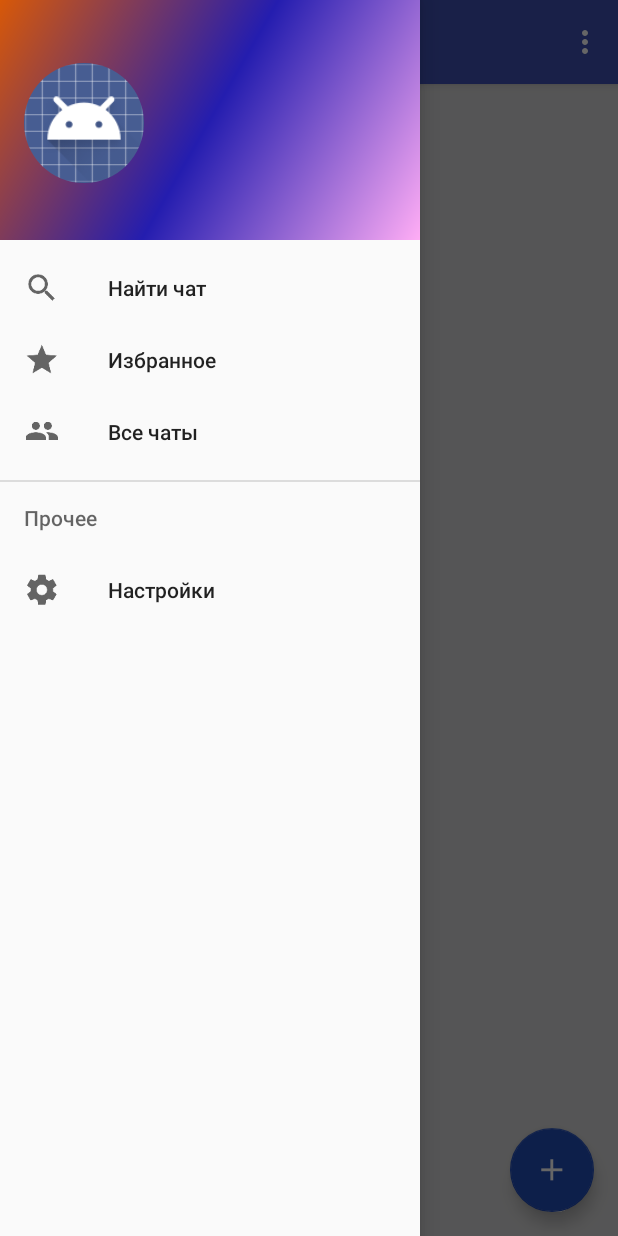
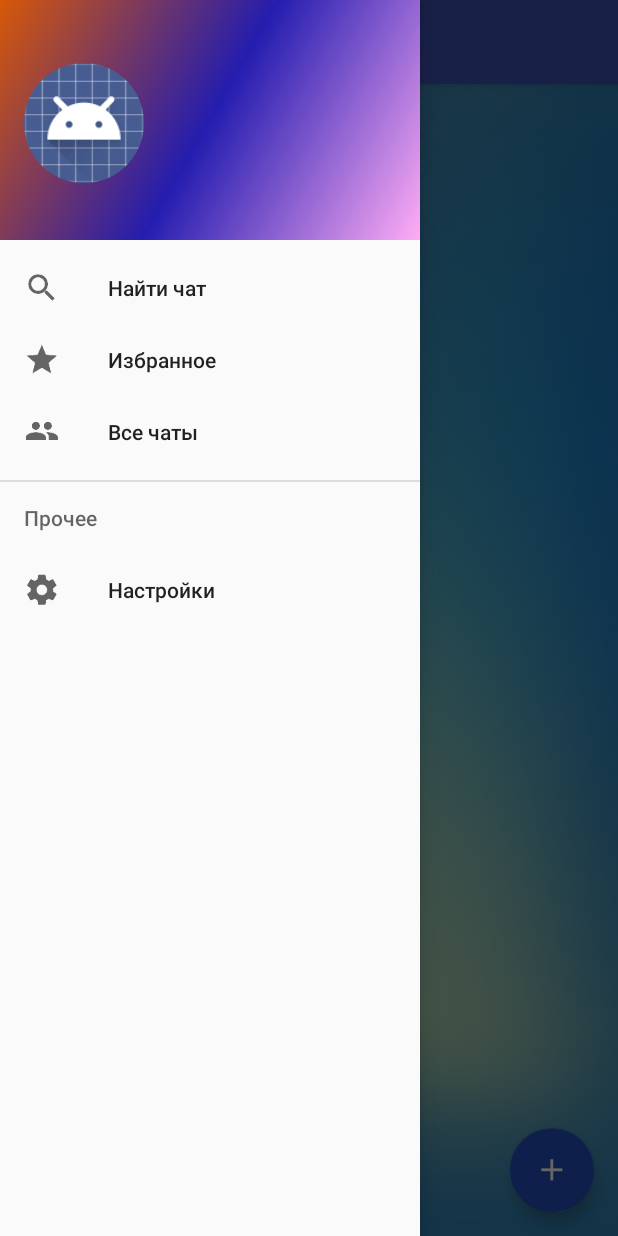
Before and after one commit to DSemk/SilentChat, an Android app: the screen it shows after launch once a user with an empty profile is signed in (MainActivity), with the side drawer open, on a phone screen of 412 x 824 dp. Run offline under Robolectric (Android 15) with nearby library versions, the phone set to English and light mode, and no system bars; our stand-ins replace CircleImageView, Firebase (no records; nobody signed in at launch, a user with empty details on screens opened directly); pictures from the network do not load; 7 statements that could not run were skipped.

Commit message:
add function & fix bugs

```diff
--- a/app/src/main/java/com/example/disemk/silentchat/activitys/MainActivity.java
+++ b/app/src/main/java/com/example/disemk/silentchat/activitys/MainActivity.java
@@ -91,28 +91,28 @@ public class MainActivity extends AppCompatActivity
 
     }
 
-    @Override
-    public boolean onCreateOptionsMenu(Menu menu) {
-        // Inflate the menu; this adds items to the action bar if it is present.
-        getMenuInflater().inflate(R.menu.menu, menu);
-        return true;
-    }
-
-    @Override
-    public boolean onOptionsItemSelected(MenuItem item) {
-        // Handle action bar item clicks here. The action bar will
-        // automatically handle clicks on the Home/Up button, so long
-        // as you specify a parent activity in AndroidManifest.xml.
-        int id = item.getItemId();
-
-        //noinspection SimplifiableIfStatement
-        if (id == R.id.menu_main) {
-            createAlertDialog();
-            return true;
-        }
-
-        return super.onOptionsItemSelected(item);
-    }
+//    @Override
+//    public boolean onCreateOptionsMenu(Menu menu) {
+//        // Inflate the menu; this adds items to the action bar if it is present.
+//        getMenuInflater().inflate(R.menu.menu, menu);
+//        return true;
+//    }
+//
+//    @Override
+//    public boolean onOptionsItemSelected(MenuItem item) {
+//        // Handle action bar item clicks here. The action bar will
+//        // automatically handle clicks on the Home/Up button, so long
+//        // as you specify a parent activity in AndroidManifest.xml.
+//        int id = item.getItemId();
+//
+//        //noinspection SimplifiableIfStatement
+//        if (id == R.id.menu_main) {
+//            createAlertDialog();
+//            return true;
+//        }
+//
+//        return super.onOptionsItemSelected(item);
+//    }
 
     public void createAlertDialog() {
         LayoutInflater layoutInflater = LayoutInflater.from(MainActivity.this);
@@ -185,7 +185,8 @@ public class MainActivity extends AppCompatActivity
             createAlertDialog();
         } else if (id == R.id.nav_all_chats) {
             transaction.remove(roomsFragment);
-//            transaction.commit();
+            // setUserFilterRoom need by is - "" from init all rooms.
+            SingletonCM.getInstance().setUserFilterRoom("");
             transaction.replace(R.id.ma_container, roomsFragment).addToBackStack(null);
         } else if (id == R.id.nav_settings) {
             transaction.replace(R.id.ma_container, settingsFragment).addToBackStack(null);
--- /dev/null
+++ b/app/src/main/java/com/example/disemk/silentchat/activitys/SplashActivity.java
@@ -0,0 +1,21 @@
+package com.example.disemk.silentchat.activitys;
+
+import android.content.Intent;
+import android.os.Bundle;
+import android.support.v7.app.AppCompatActivity;
+
+/**
+ * Created by icoper on 03.02.17.
+ */
+
+public class SplashActivity extends AppCompatActivity {
+
+    @Override
+    protected void onCreate(Bundle savedInstanceState) {
+        super.onCreate(savedInstanceState);
+
+        Intent intent = new Intent(this, SingInActivity.class);
+        startActivity(intent);
+        finish();
+    }
+}
--- a/app/src/main/java/com/example/disemk/silentchat/fragments/ChatFragment.java
+++ b/app/src/main/java/com/example/disemk/silentchat/fragments/ChatFragment.java
@@ -92,6 +92,7 @@ public class ChatFragment extends android.app.Fragment {
 
         mDatabaseReference = FirebaseDatabase.getInstance().getReference();
 
+        SingletonCM.getInstance();
         setmFBAdapterUn();
         setBackground(container);
 
@@ -130,6 +131,7 @@ public class ChatFragment extends android.app.Fragment {
     }
 
     private void setmFBAdapterUn() {
+        mProgressBar.setVisibility(View.GONE);
 
         mFBAdapter = new FirebaseRecyclerAdapter<ChatMessage, FirechatMsgViewHolder>(
                 ChatMessage.class,
@@ -141,7 +143,9 @@ public class ChatFragment extends android.app.Fragment {
             @Override
             protected void populateViewHolder(FirechatMsgViewHolder firechatMsgViewHolder, ChatMessage chatMessage, int i) {
                 mProgressBar.setVisibility(ProgressBar.INVISIBLE);
-                if (chatMessage.getName().equals(mUsername)) {
+
+                if (chatMessage.getName().equals(mUsername)
+                        && SingletonCM.getInstance().getUserIcon().equals(mPhotoUrl)) {
                     firechatMsgViewHolder.setIsSender(true);
                 } else {
                     firechatMsgViewHolder.setIsSender(false);
@@ -149,11 +153,14 @@ public class ChatFragment extends android.app.Fragment {
                 firechatMsgViewHolder.msgText.setText(chatMessage.getText());
                 firechatMsgViewHolder.userText.setText(chatMessage.getName());
 
+                if (mFirebaseUser.getPhotoUrl() == null) {
+                    Glide.with(ChatFragment.this).
+                            load(SingletonCM
+                                    .getInstance()
+                                    .getUserIcon())
+                            .into(firechatMsgViewHolder.userImage);
+                } else {
 
-                if (mFirebaseUser.getPhotoUrl() == null) {
-                    firechatMsgViewHolder.userImage.setImageDrawable(
-                            ContextCompat.getDrawable(context, R.drawable.ic_account_circle_black_36dp));
-                } else {
                     mUsername = mFirebaseUser.getDisplayName();
                     mPhotoUrl = mFirebaseUser.getPhotoUrl().toString();
                     Glide.with(ChatFragment.this).
--- a/app/src/main/java/com/example/disemk/silentchat/fragments/RoomsFragment.java
+++ b/app/src/main/java/com/example/disemk/silentchat/fragments/RoomsFragment.java
@@ -14,7 +14,10 @@ import android.view.LayoutInflater;
 import android.view.View;
 import android.view.ViewGroup;
 import android.widget.EditText;
+import android.widget.ImageView;
+import android.widget.LinearLayout;
 import android.widget.ProgressBar;
+import android.widget.RelativeLayout;
 import android.widget.TextView;
 import android.widget.Toast;
 
@@ -24,8 +27,11 @@ import com.example.disemk.silentchat.activitys.MainActivity;
 import com.example.disemk.silentchat.engine.SingletonCM;
 import com.example.disemk.silentchat.models.ChatRoom;
 import com.firebase.ui.database.FirebaseRecyclerAdapter;
+import com.google.firebase.database.DataSnapshot;
+import com.google.firebase.database.DatabaseError;
 import com.google.firebase.database.DatabaseReference;
 import com.google.firebase.database.FirebaseDatabase;
+import com.google.firebase.database.ValueEventListener;
 
 import de.hdodenhof.circleimageview.CircleImageView;
 
@@ -39,6 +45,7 @@ public class RoomsFragment extends android.app.Fragment {
     private SharedPreferences mSharedPreferences;
     private FragmentTransaction fragmentTransaction;
     public String userRoomName;
+    public String roomKey;
     private static RoomsFragment roomsInstanse = new RoomsFragment();
 
     private DatabaseReference mDatabaseReference;
@@ -88,41 +95,31 @@ public class RoomsFragment extends android.app.Fragment {
                 mDatabaseReference.child(CHILD_THREE)
         ) {
             @Override
-            protected void populateViewHolder(final FireChatRoomViewHolder viewHolder, ChatRoom model, final int position) {
+            protected void populateViewHolder(final FireChatRoomViewHolder viewHolder, final ChatRoom model, final int position) {
                 mProgressBar.setVisibility(ProgressBar.INVISIBLE);
-                String imgUrl = SingletonCM.getInstance().getUserIcon().toString();
+
                 if (userFilterText.isEmpty()) {
                     viewHolder.roomNameText.setText(model.getRoomName());
+                    viewHolder.isFilterName(true);
                     viewHolder.roomNameText.setOnClickListener(new View.OnClickListener() {
                         @Override
                         public void onClick(View v) {
-                            onItemClickCustom(viewHolder, false);
+                            onItemClickCustom(viewHolder);
                         }
                     });
-                    viewHolder.roomNameText.setOnLongClickListener(new View.OnLongClickListener() {
-                        @Override
-                        public boolean onLongClick(View v) {
-                            onItemClickCustom(viewHolder, true);
-                            return false;
-                        }
-                    });
+
                 } else if (model.getRoomName().contains(userFilterText)) {
                     viewHolder.roomNameText.setText(model.getRoomName());
+                    viewHolder.isFilterName(true);
                     viewHolder.roomNameText.setOnClickListener(new View.OnClickListener() {
                         @Override
                         public void onClick(View v) {
-                            onItemClickCustom(viewHolder, false);
-                        }
-                    });
-                    viewHolder.roomNameText.setOnLongClickListener(new View.OnLongClickListener() {
-                        @Override
-                        public boolean onLongClick(View v) {
-                            onItemClickCustom(viewHolder, true);
-                            return false;
+                            onItemClickCustom(viewHolder);
                         }
                     });
                 } else {
                     viewHolder.roomNameText.setVisibility(View.GONE);
+                    viewHolder.isFilterName(false);
                 }
             }
         };
@@ -154,24 +151,16 @@ public class RoomsFragment extends android.app.Fragment {
 
     /**
      * @param viewHolder - you know ;)
-     * @param type       - use false if onClick, or true if OnLongClick
      */
-    private void onItemClickCustom(FireChatRoomViewHolder viewHolder, boolean type) {
+    private void onItemClickCustom(FireChatRoomViewHolder viewHolder) {
+        SingletonCM.getInstance().setUserRoom(viewHolder.roomNameText.getText().toString());
 
-        if (type) {
-            Toast.makeText(context, "long tap", Toast.LENGTH_SHORT).show();
-        } else {
-            SingletonCM.getInstance().setUserRoom(viewHolder.roomNameText.getText().toString());
-            fragmentTransaction = getFragmentManager().beginTransaction();
-            fragmentTransaction.replace(R.id.ma_container, chatFragment).addToBackStack(null);
-            fragmentTransaction.commit();
-        }
-
-
+        fragmentTransaction = getFragmentManager().beginTransaction();
+        fragmentTransaction.replace(R.id.ma_container, chatFragment).addToBackStack(null);
+        fragmentTransaction.commit();
     }
 
-
-    public void addNewRoom(Context context) {
+    public void addNewRoom(final Context context) {
         LayoutInflater layoutInflater = LayoutInflater.from(context);
         View view = layoutInflater.inflate(R.layout.room_add_new, null);
         AlertDialog.Builder builder = new AlertDialog
@@ -183,10 +172,12 @@ public class RoomsFragment extends android.app.Fragment {
                     @Override
                     public void onClick(DialogInterface dialog, int which) {
                         if (!editName.getText().toString().isEmpty()) {
+                            userRoomName = editName.getText().toString();
 
-                            userRoomName = editName.getText().toString();
-                            ChatRoom newRoom = new ChatRoom(userRoomName);
+                            roomKey = mDatabaseReference.child(CHILD_THREE).push().getKey();
+                            ChatRoom newRoom = new ChatRoom(userRoomName, roomKey);
                             mDatabaseReference.child(CHILD_THREE).push().setValue(newRoom);
+
                             SingletonCM.getInstance().setUserRoom(userRoomName);
                             fragmentTransaction = getFragmentManager().beginTransaction();
                             fragmentTransaction.replace(R.id.ma_container, chatFragment).addToBackStack(null);
@@ -220,13 +211,25 @@ public class RoomsFragment extends android.app.Fragment {
     public static class FireChatRoomViewHolder extends RecyclerView.ViewHolder {
         public TextView roomNameText;
         public CircleImageView circleImageView;
-//        public TextView userRoomCountText;
+        private final LinearLayout mRoom;
+        private ImageView favoriteStar;
+        private TextView favoriteText;
 
         public FireChatRoomViewHolder(View view) {
             super(view);
             circleImageView = (CircleImageView) view.findViewById(R.id.ar_roomIcon);
             roomNameText = (TextView) view.findViewById(R.id.ar_roomName);
-//            userRoomCountText = (TextView) view.findViewById(R.id.ar_userCount);
+            mRoom = (LinearLayout) itemView.findViewById(R.id.ar_room_layout_container);
+            favoriteStar = (ImageView) view.findViewById(R.id.ar_room_star_iv);
+            favoriteText = (TextView) view.findViewById(R.id.ar_room_star_text);
+        }
+
+        public void isFilterName(boolean state) {
+            if (state) {
+                mRoom.setVisibility(View.VISIBLE);
+            } else {
+                mRoom.setVisibility(View.GONE);
+            }
         }
     }
 
--- a/app/src/main/res/layout/activity_chat.xml
+++ b/app/src/main/res/layout/activity_chat.xml
@@ -15,7 +15,7 @@
         android:layout_width="match_parent"
         android:layout_height="match_parent"
         android:layout_above="@+id/linearLayout"
-        android:background="@drawable/back_4"
+        android:background="@drawable/back_5"
         android:scaleType="centerCrop" />
 
     <LinearLayout
--- a/app/src/main/res/layout/activity_rooms.xml
+++ b/app/src/main/res/layout/activity_rooms.xml
@@ -27,7 +27,7 @@
         android:layout_width="match_parent"
         android:layout_height="match_parent"
         android:layout_alignParentEnd="true"
-        android:background="@drawable/back_4"
+        android:background="@drawable/back_5"
         android:scaleType="centerCrop"
         android:layout_alignParentTop="true" />
 
--- a/app/src/main/res/layout/chat_message.xml
+++ b/app/src/main/res/layout/chat_message.xml
@@ -18,8 +18,7 @@
             android:id="@+id/userImageView"
             android:layout_width="36dp"
             android:layout_height="36dp"
-            android:layout_gravity="center_vertical"
-            android:src="@drawable/ic_account_circle_black_36dp" />
+            android:layout_gravity="center_vertical" />
 
         <LinearLayout
             android:layout_width="wrap_content"
--- a/app/src/main/res/values/strings.xml
+++ b/app/src/main/res/values/strings.xml
@@ -30,4 +30,5 @@
     <string name="title_activity_main">MainActivity</string>
 
     <string name="action_settings">Settings</string>
+    <string name="room_list_star_text_ru">добавить в избранное </string>
 </resources>
--- a/app/src/main/res/values/styles.xml
+++ b/app/src/main/res/values/styles.xml
@@ -22,4 +22,8 @@
         ...
     </style>
 
+    <style name="SplashTheme" parent="Theme.AppCompat.NoActionBar">
+        <item name="android:windowBackground">@drawable/splash_drawable</item>
+    </style>
+
 </resources>
```
Also changed, not shown: app/src/main/AndroidManifest.xml (+11 -4 lines), app/src/main/java/com/example/disemk/silentchat/models/ChatRoom.java (+11 -1 lines), app/src/main/res/layout/room_list.xml (+29 -1 lines), 1 other file.
